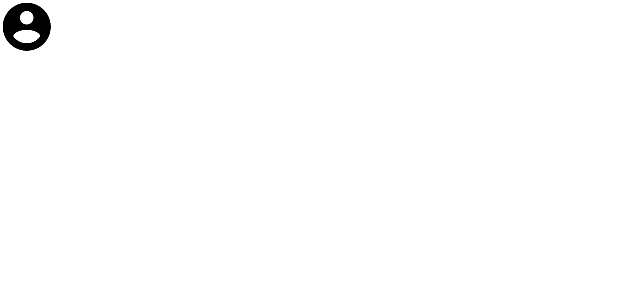
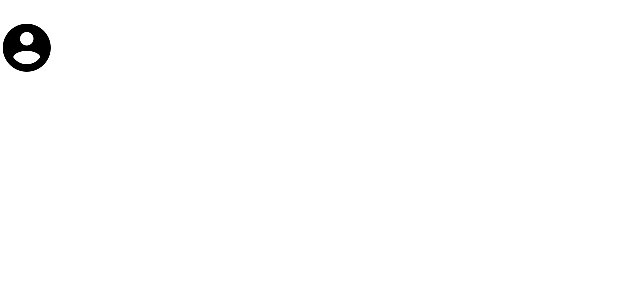
Before and after one commit to CS591STAR/MarketPlace, an Android app: the layout item_single_chat.xml on its own in the app's theme, with its tools: preview values and no code run, on a phone screen of 412 x 824 dp. Shown: the top 300 px of the screen. Run offline under Robolectric (Android 15) with nearby library versions, the phone set to English and light mode, and no system bars.

Commit message:
modify ui

```diff
--- a/app/src/main/res/layout/item_single_chat.xml
+++ b/app/src/main/res/layout/item_single_chat.xml
@@ -1,11 +1,11 @@
 <?xml version="1.0" encoding="utf-8"?>
 <LinearLayout xmlns:android="http://schemas.android.com/apk/res/android"
     android:layout_width="match_parent"
-    android:layout_height="wrap_content"
-    android:orientation="vertical"
+    android:layout_height="64dp"
     android:background="?android:attr/selectableItemBackground"
     android:clickable="true"
-    android:focusable="true">
+    android:focusable="true"
+    android:orientation="vertical">
 
     <LinearLayout
         android:layout_width="match_parent"
```
Also changed, not shown: app/src/main/java/com/example/marketplace/ChatList.java (+2 -19 lines).
